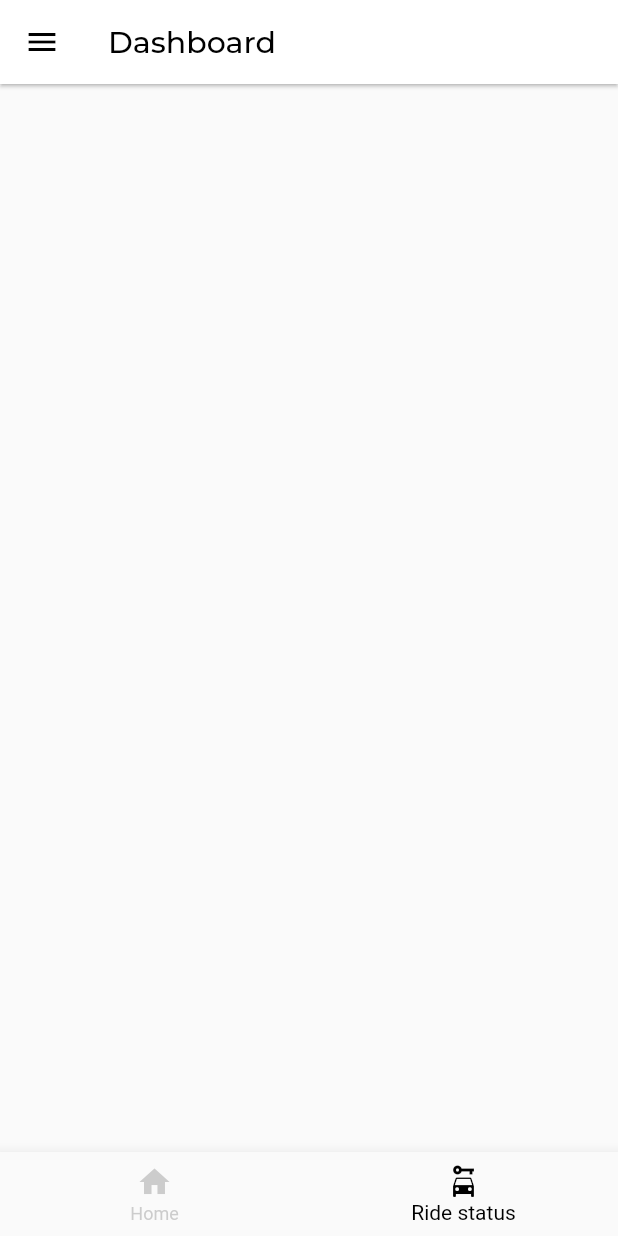
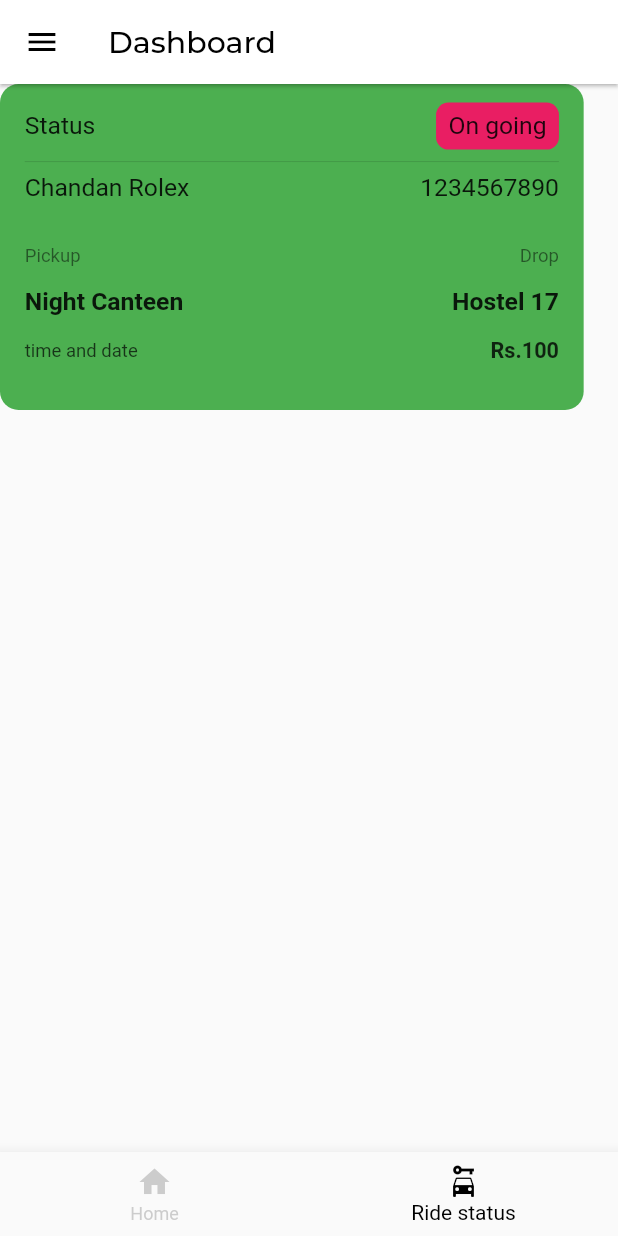
Before and after one commit to kaifakhtar/VoltGo, a Flutter app: the screen it shows after launch, item 2 of the bottom bar chosen, on a phone screen of 412 x 824 dp. Run offline on Flutter 3.47's test engine with Material 2 defaults, Android fonts, the phone set to English and light mode, and no system bars; our stand-ins replace cloud_firestore, firebase_auth, firebase_core, flutter_riverpod, flutter_screenutil, google_fonts and 1 more; accounts and stored records are empty.

Commit message:
created ride_status_widget

```diff
--- a/lib/screens/ride_status_screen.dart
+++ b/lib/screens/ride_status_screen.dart
@@ -1,4 +1,6 @@
 import 'package:flutter/material.dart';
+
+import '../widgets/ride_status_widget.dart';
 
 class RideStatusPage extends StatefulWidget {
   const RideStatusPage({super.key});
@@ -7,13 +9,11 @@ class RideStatusPage extends StatefulWidget {
   State<RideStatusPage> createState() => _RideStatusPageState();
 }
 
-class _RideStatusPageState extends State<RideStatusPage>
-   {
+class _RideStatusPageState extends State<RideStatusPage> {
   @override
   Widget build(BuildContext context) {
-
-    return Scaffold();
+    return Scaffold(
+      body: RideStatusWidget(),
+    );
   }
-
-
 }
--- /dev/null
+++ b/lib/widgets/ride_status_widget.dart
@@ -0,0 +1,132 @@
+import 'package:flutter/material.dart';
+import 'package:flutter_screenutil/flutter_screenutil.dart';
+
+class RideStatusWidget extends StatefulWidget {
+  const RideStatusWidget({super.key});
+
+  @override
+  State<RideStatusWidget> createState() => _RideStatusWidgetState();
+}
+
+class _RideStatusWidgetState extends State<RideStatusWidget> {
+  @override
+  Widget build(BuildContext context) {
+    return Container(
+      height: 211.h,
+      width: 340.w,
+      padding: EdgeInsets.symmetric(horizontal: 16.h),
+      decoration: BoxDecoration(
+          borderRadius: BorderRadius.circular(12.h), color: Colors.green),
+      child: Column(
+        children: [
+          SizedBox(
+            height: 12.h,
+          ),
+          Row(
+            mainAxisAlignment: MainAxisAlignment.spaceBetween,
+            children: [
+              Text(
+                'Status',
+                style: TextStyle(fontSize: 16.sp),
+              ),
+              Container(
+                child: Text(
+                  'On going',
+                  style: TextStyle(fontSize: 16.sp),
+                ),
+                padding: EdgeInsets.symmetric(vertical: 6.h, horizontal: 8.h),
+                decoration: BoxDecoration(
+                    borderRadius: BorderRadius.circular(8.h),
+                    color: Colors.pink),
+              ),
+            ],
+          ),
+          Divider(),
+          Row(
+            mainAxisAlignment: MainAxisAlignment.spaceBetween,
+            children: [
+              Text(
+                'Chandan Rolex',
+                style: TextStyle(fontSize: 16.sp),
+              ),
+              Text(
+                '1234567890',
+                style: TextStyle(fontSize: 16.sp),
+              ),
+            ],
+          ),
+          SizedBox(
+            height: 14.h,
+          ),
+          // Row(
+          //   mainAxisAlignment: MainAxisAlignment.spaceBetween,
+          //   children: [
+          //     Text(
+          //       'Chandan Rolex',
+          //       style: TextStyle(fontSize: 16.sp),
+          //     ),
+          //     Text(
+          //       '1234567890',
+          //       style: TextStyle(fontSize: 16.sp),
+          //     ),
+          //   ],
+          // ),
+          SizedBox(
+            height: 14.h,
+          ),
+          Row(
+            mainAxisAlignment: MainAxisAlignment.spaceBetween,
+            children: [
+              Text(
+                'Pickup',
+                style: TextStyle(
+                    fontSize: 12.sp, color: Colors.black.withOpacity(0.5)),
+              ),
+              Text(
+                'Drop',
+                style: TextStyle(
+                    fontSize: 12.sp, color: Colors.black.withOpacity(0.5)),
+              ),
+            ],
+          ),
+          SizedBox(
+            height: 14.h,
+          ),
+          Row(
+            mainAxisAlignment: MainAxisAlignment.spaceBetween,
+            children: [
+              Text(
+                'Night Canteen',
+                style: TextStyle(fontSize: 16.sp, fontWeight: FontWeight.w700),
+              ),
+              Text(
+                'Hostel 17',
+                style: TextStyle(fontSize: 16.sp, fontWeight: FontWeight.w700),
+              ),
+            ],
+          ),
+          SizedBox(
+            height: 14.h,
+          ),
+          Row(
+            mainAxisAlignment: MainAxisAlignment.spaceBetween,
+            children: [
+              Text(
+                'time and date',
+                style: TextStyle(
+                    fontSize: 12.sp, color: Colors.black.withOpacity(0.7)),
+              ),
+              Text(
+                'Rs.100',
+                style: TextStyle(
+                    fontSize: 14.sp,
+                    color: Colors.black.withOpacity(0.8),
+                    fontWeight: FontWeight.w600),
+              ),
+            ],
+          ),
+        ],
+      ),
+    );
+  }
+}
```
